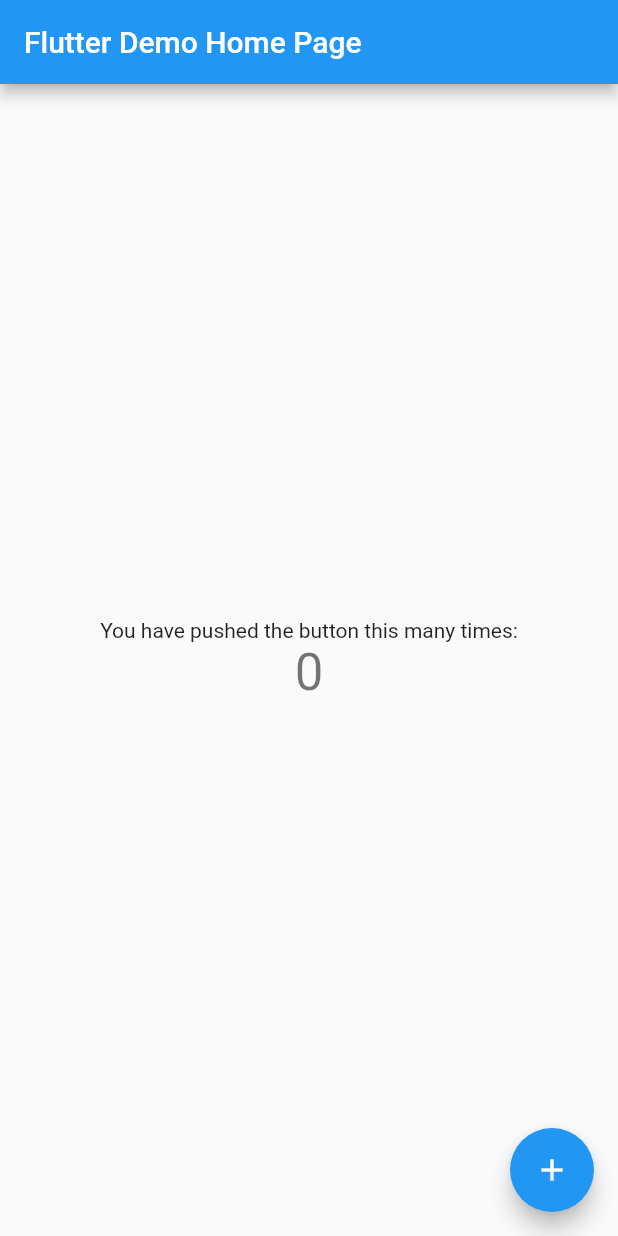
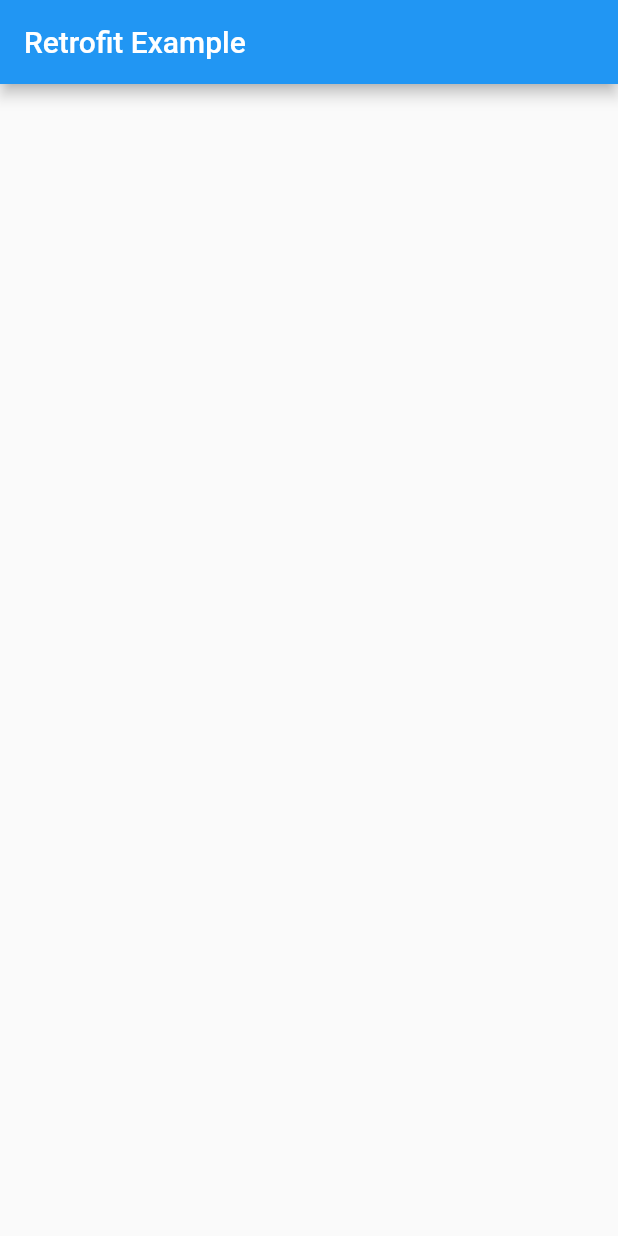
Before and after one commit to Marufjonoff/packages_learning, a Flutter app: the screen it shows after launch, on a phone screen of 412 x 824 dp. Run offline on Flutter 3.47's test engine with Material 2 defaults, Android fonts, the phone set to English and light mode, and no system bars.

Commit message:
fix bugs

```diff
--- a/lib/main.dart
+++ b/lib/main.dart
@@ -1,4 +1,5 @@
 import 'package:flutter/material.dart';
+import 'package:packages_learning/pages/retrofit/retrofit_learning.dart';
 
 void main() {
   runApp(const MyApp());
@@ -14,83 +15,7 @@ class MyApp extends StatelessWidget {
       theme: ThemeData(
         primarySwatch: Colors.blue,
       ),
-      home: const MyHomePage(title: 'Flutter Demo Home Page'),
+      home: const RetrofitExample()
     );
   }
 }
-
-class MyHomePage extends StatefulWidget {
-  const MyHomePage({super.key, required this.title});
-
-  final String title;
-
-  @override
-  State<MyHomePage> createState() => _MyHomePageState();
-}
-
-class _MyHomePageState extends State<MyHomePage> {
-  int _counter = 0;
-
-  void _incrementCounter() {
-    setState(() {
-      // This call to setState tells the Flutter framework that something has
-      // changed in this State, which causes it to rerun the build method below
-      // so that the display can reflect the updated values. If we changed
-      // _counter without calling setState(), then the build method would not be
-      // called again, and so nothing would appear to happen.
-      _counter++;
-    });
-  }
-
-  @override
-  Widget build(BuildContext context) {
-    // This method is rerun every time setState is called, for instance as done
-    // by the _incrementCounter method above.
-    //
-    // The Flutter framework has been optimized to make rerunning build methods
-    // fast, so that you can just rebuild anything that needs updating rather
-    // than having to individually change instances of widgets.
-    return Scaffold(
-      appBar: AppBar(
-        // Here we take the value from the MyHomePage object that was created by
-        // the App.build method, and use it to set our appbar title.
-        title: Text(widget.title),
-      ),
-      body: Center(
-        // Center is a layout widget. It takes a single child and positions it
-        // in the middle of the parent.
-        child: Column(
-          // Column is also a layout widget. It takes a list of children and
-          // arranges them vertically. By default, it sizes itself to fit its
-          // children horizontally, and tries to be as tall as its parent.
-          //
-          // Invoke "debug painting" (press "p" in the console, choose the
-          // "Toggle Debug Paint" action from the Flutter Inspector in Android
-          // Studio, or the "Toggle Debug Paint" command in Visual Studio Code)
-          // to see the wireframe for each widget.
-          //
-          // Column has various properties to control how it sizes itself and
-          // how it positions its children. Here we use mainAxisAlignment to
-          // center the children vertically; the main axis here is the vertical
-          // axis because Columns are vertical (the cross axis would be
-          // horizontal).
-          mainAxisAlignment: MainAxisAlignment.center,
-          children: <Widget>[
-            const Text(
-              'You have pushed the button this many times:',
-            ),
-            Text(
-              '$_counter',
-              style: Theme.of(context).textTheme.headline4,
-            ),
-          ],
-        ),
-      ),
-      floatingActionButton: FloatingActionButton(
-        onPressed: _incrementCounter,
-        tooltip: 'Increment',
-        child: const Icon(Icons.add),
-      ), // This trailing comma makes auto-formatting nicer for build methods.
-    );
-  }
-}
--- /dev/null
+++ b/lib/pages/retrofit/retrofit_learning.dart
@@ -0,0 +1,21 @@
+// https://6380ab008efcfcedac0b8cc3.mockapi.io/mockdata/title
+
+import 'package:flutter/material.dart';
+
+class RetrofitExample extends StatefulWidget {
+  const RetrofitExample({Key? key}) : super(key: key);
+
+  @override
+  State<RetrofitExample> createState() => _RetrofitExampleState();
+}
+
+class _RetrofitExampleState extends State<RetrofitExample> {
+  @override
+  Widget build(BuildContext context) {
+    return Scaffold(
+      appBar: AppBar(
+        title: const Text("Retrofit Example"),
+      ),
+    );
+  }
+}
--- a/pubspec.yaml
+++ b/pubspec.yaml
@@ -14,12 +14,18 @@ dependencies:
 
 
   cupertino_icons: ^1.0.2
+  retrofit: ^3.3.1
+  dio: ^4.0.6
+  logger: any
 
 dev_dependencies:
   flutter_test:
     sdk: flutter
 
   flutter_lints: ^2.0.0
+  retrofit_generator: ^4.2.0
+  build_runner: ^2.3.2
+  json_serializable: ^6.5.4
 
 flutter:
 
```
Also changed, not shown: lib/pages/retrofit/model/task_model.dart (added), lib/pages/retrofit/service/retrofit_service.dart (added), pubspec.lock.
